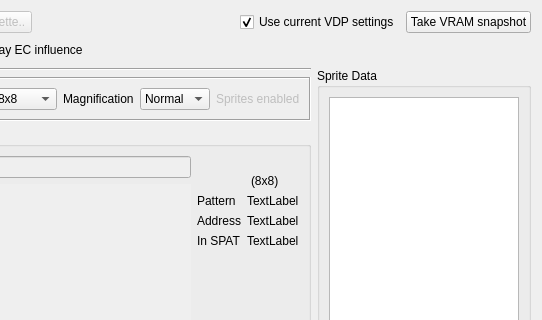
Old version of the form src/SpriteViewer.ui in the repository openMSX/debugger; both pictures show x 232 to 774 and y 0 to 320 of the 774 by 784 pixel window.
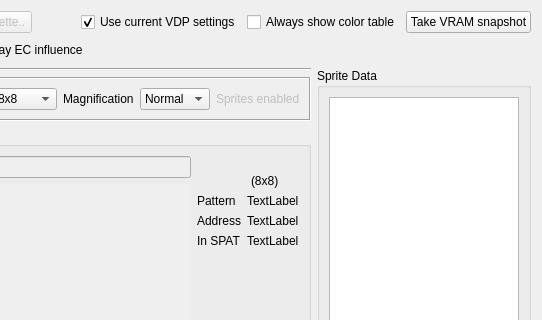
New version of the form.

Commit message:
SpriteViewer fully functional
Correctly handle magnification for attribute and color table views.
Allow colortable to be displayed even in Mode 1.
Only draw selection box arround last clicked sprite, but keep atribute
and color view in sync.

```diff
--- a/src/SpriteViewer.ui
+++ b/src/SpriteViewer.ui
@@ -59,6 +59,19 @@
        </property>
       </widget>
      </item>
+     <item>
+      <widget class="QCheckBox" name="cb_alwaysShowColorTable">
+       <property name="toolTip">
+        <string>Alsways show the Sprite Color Table even if not in sprite mode 2</string>
+       </property>
+       <property name="text">
+        <string>Always show color table</string>
+       </property>
+       <property name="checked">
+        <bool>false</bool>
+       </property>
+      </widget>
+     </item>
      <item>
       <widget class="QPushButton" name="refreshButton">
        <property name="sizePolicy">
```
Left out of the diff: 23 changed lines with no effect on the pictures. The commit also changes 4 other files.
